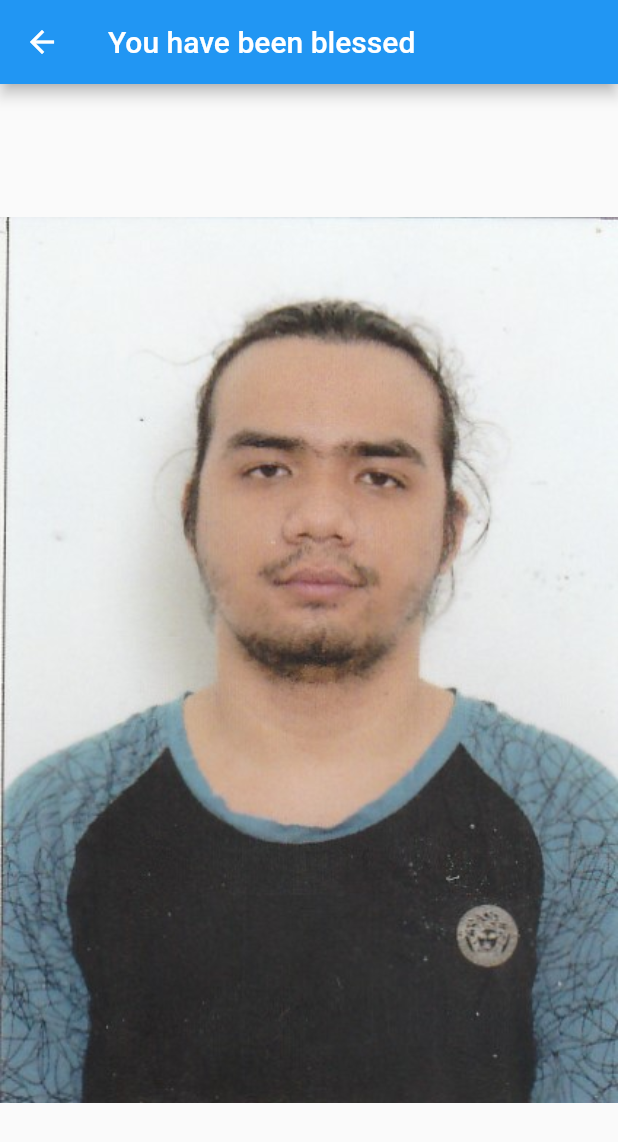
After one commit to jjs9000/flutter_app_learn, a Flutter app: the screen it shows after launch, after a tap on "Bless", on a phone screen of 412 x 824 dp. The commit adds this screen. Shown: the top 1142 px of the screen. Run offline on Flutter 3.47's test engine with Material 2 defaults, Android fonts, the phone set to English and light mode, and no system bars.

Commit message:
added page1 and page2

```diff
--- /dev/null
+++ b/lib/SecondPage.dart
@@ -0,0 +1,31 @@
+import 'package:flutter/material.dart';
+
+class Page2 extends StatelessWidget {
+  @override
+  Widget build(BuildContext context) {
+    return Scaffold(
+      appBar: AppBar(
+        title: Text('You have been blessed'),
+      ),
+      body: Center(
+        child: Image(image: AssetImage('images/ning.jpg')),
+      ),
+    );
+  }
+}
+
+// class Page2 extends StatelessWidget {
+//   @override
+//   Widget build(BuildContext context) {
+//     return Scaffold(
+//       appBar: AppBar(title: Text('')),
+//       body: Center(
+//           child: ElevatedButton(
+//         onPressed: () {
+//           Navigator.pop(context);
+//         },
+//         child: Text('Home'),
+//       )),
+//     );
+//   }
+// }
--- a/lib/main.dart
+++ b/lib/main.dart
@@ -1,20 +1,47 @@
 import 'package:flutter/material.dart';
+import 'package:flutter_basic_app/SecondPage.dart';
 
 void main() {
   runApp(
     MaterialApp(
-      home: Scaffold(
-        backgroundColor: Colors.yellow[200],
-        appBar: AppBar(
-          title: Text('I am rich'),
-          backgroundColor: Colors.grey[900],
-        ),
-        body: Center(
-          child: Image(
-            image: AssetImage('images/ning.jpg'),
-          ),
-        ),
-      ),
+      title: "Blessing App",
+      home: Page1(),
     ),
   );
 }
+
+class Page1 extends StatelessWidget {
+  @override
+  Widget build(BuildContext context) {
+    return Scaffold(
+      appBar: AppBar(title: Text('Blessing App')),
+      body: Center(
+          child: ElevatedButton(
+        onPressed: () {
+          Navigator.push(
+              context, MaterialPageRoute(builder: (context) => Page2()));
+        },
+        child: Text('Bless'),
+      )),
+    );
+  }
+}
+
+// void main() {
+//   runApp(
+//     MaterialApp(
+//       home: Scaffold(
+//         backgroundColor: Colors.yellow[200],
+//         appBar: AppBar(
+//           title: Text('I am rich'),
+//           backgroundColor: Colors.grey[900],
+//         ),
+//         body: Center(
+//           child: Image(
+//             image: AssetImage('images/ning.jpg'),
+//           ),
+//         ),
+//       ),
+//     ),
+//   );
+// }
```
